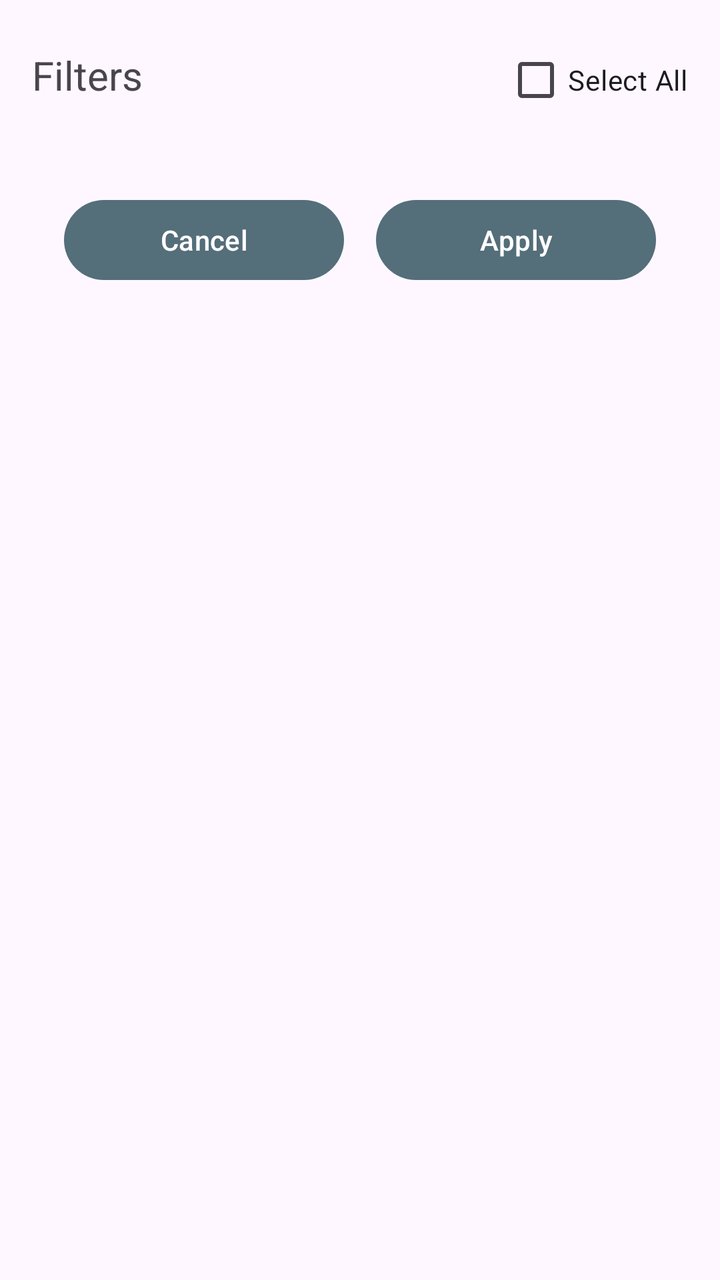
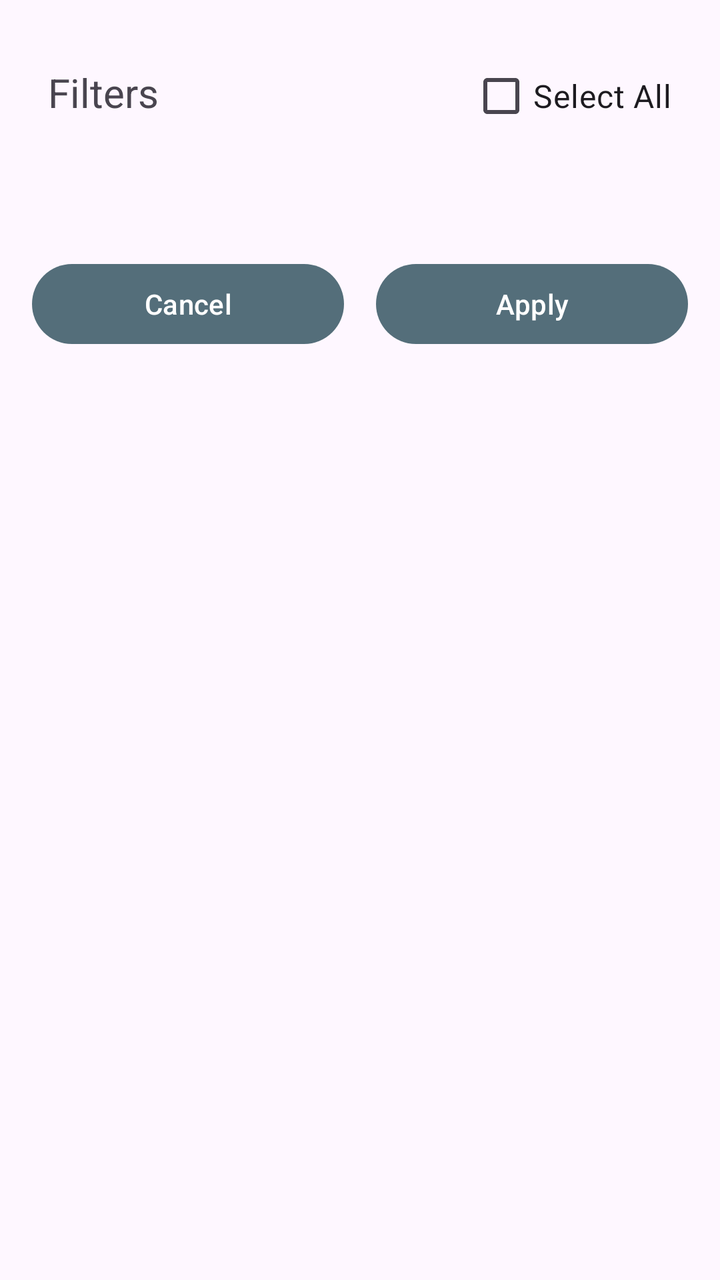

Before-and-after screenshots of an Android layout around one commit, followed by the original layout XML and the change that was made.
<!-- AndroidManifest.xml: application theme Theme.TaskTracker -->
<!-- res/layout/dialog_filter_bottom_sheet.xml -->
<?xml version="1.0" encoding="utf-8"?>
<LinearLayout xmlns:android="http://schemas.android.com/apk/res/android"
    xmlns:app="http://schemas.android.com/apk/res-auto"
    android:layout_width="match_parent"
    android:layout_height="match_parent"
    android:orientation="vertical"
    android:padding="16dp"
    app:layout_behavior="com.google.android.material.bottomsheet.BottomSheetBehavior">

    <LinearLayout
        android:layout_width="match_parent"
        android:layout_height="wrap_content"
        android:orientation="horizontal">

        <TextView
            android:id="@+id/main_filter_title"
            android:layout_width="0dp"
            android:layout_height="wrap_content"
            android:layout_weight="1"
            android:text="@string/dashboard_filter_dialog_title"
            android:textSize="20sp" />

        <com.google.android.material.checkbox.MaterialCheckBox
            android:id="@+id/main_filter_select_all_check"
            android:layout_width="wrap_content"
            android:layout_height="wrap_content"
            android:text="@string/dashboard_filter_select_all"
            android:textSize="@dimen/filter_checkbox_text" />
    </LinearLayout>

    <androidx.recyclerview.widget.RecyclerView
        android:id="@+id/main_filter_recycler_view"
        android:layout_width="match_parent"
        android:layout_height="wrap_content"
        android:layout_marginTop="16dp" />

    <LinearLayout
        android:layout_width="match_parent"
        android:layout_height="wrap_content"
        android:layout_marginTop="16dp"
        android:orientation="horizontal">

        <com.google.android.material.button.MaterialButton
            android:id="@+id/main_bottom_close"
            android:layout_width="0dp"
            android:layout_height="wrap_content"
            android:layout_marginLeft="16dp"
            android:layout_marginRight="8dp"
            android:layout_weight="1"
            android:text="@android:string/cancel" />

        <com.google.android.material.button.MaterialButton
            android:id="@+id/main_bottom_apply"
            android:layout_width="0dp"
            android:layout_height="wrap_content"
            android:layout_marginLeft="8dp"
            android:layout_marginRight="16dp"
            android:layout_weight="1"
            android:text="@string/apply" />
    </LinearLayout>

</LinearLayout>
<!-- resources referenced by this layout -->
<resources>
  <dimen name="filter_checkbox_text">14sp</dimen>
  <string name="apply">Apply</string>
  <string name="dashboard_filter_dialog_title">Filters</string>
  <string name="dashboard_filter_select_all">Select All</string>
  <style name="Theme.TaskTracker" parent="Base.Theme.TaskTracker" />
  <style name="Base.Theme.TaskTracker" parent="Theme.Material3.Light.NoActionBar">
          
          <item name="colorPrimaryDark">@color/colorPrimaryDark</item>
          <item name="colorAccent">@color/colorAccent</item>
          <item name="colorPrimary">@color/colorPrimary</item>
          <item name="colorOnPrimary">@color/white</item>
          <item name="colorPrimaryContainer">@color/colorPrimary</item>
          <item name="colorOnPrimaryContainer">@color/white</item>
          <item name="colorSecondaryContainer">@color/colorPrimaryLight</item>
          <item name="colorOnSecondaryContainer">@color/white</item>
          <item name="colorSurfaceVariant">@color/colorSecondaryLight</item>
      </style>
  <color name="colorPrimaryDark">#29434e</color>
  <color name="colorAccent">#546e7a</color>
  <color name="colorPrimary">#546e7a</color>
  <color name="white">#FFFFFF</color>
  <color name="colorPrimaryLight">#819ca9</color>
  <color name="colorSecondaryLight">#c1d5e0</color>
</resources>

<!-- the commit's change to res/layout/dialog_filter_bottom_sheet.xml (unified diff, before → after) -->
@@ -4,13 +4,13 @@
     android:layout_width="match_parent"
     android:layout_height="match_parent"
     android:orientation="vertical"
-    android:padding="16dp"
     app:layout_behavior="com.google.android.material.bottomsheet.BottomSheetBehavior">
 
     <LinearLayout
         android:layout_width="match_parent"
         android:layout_height="wrap_content"
-        android:orientation="horizontal">
+        android:orientation="horizontal"
+        android:padding="24dp">
 
         <TextView
             android:id="@+id/main_filter_title"
@@ -32,7 +32,9 @@
         android:id="@+id/main_filter_recycler_view"
         android:layout_width="match_parent"
         android:layout_height="wrap_content"
-        android:layout_marginTop="16dp" />
+        android:layout_marginTop="16dp"
+        android:paddingLeft="24dp"
+        android:paddingRight="24dp" />
 
     <LinearLayout
         android:layout_width="match_parent"
<!-- resource entries referenced after the edit -->
@@ -1,6 +1,6 @@
 <!-- resources referenced by this layout -->
 <resources>
-  <dimen name="filter_checkbox_text">14sp</dimen>
+  <dimen name="filter_checkbox_text">16sp</dimen>
   <string name="apply">Apply</string>
   <string name="dashboard_filter_dialog_title">Filters</string>
   <string name="dashboard_filter_select_all">Select All</string>
